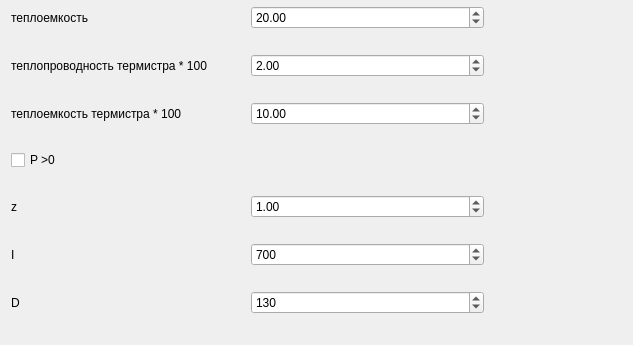
Before: the Qt Designer form pid/widget.ui in john27328/pid, drawn with Qt 5; both pictures show x 0 to 633 and y 168 to 513 of the 973 by 513 pixel window.
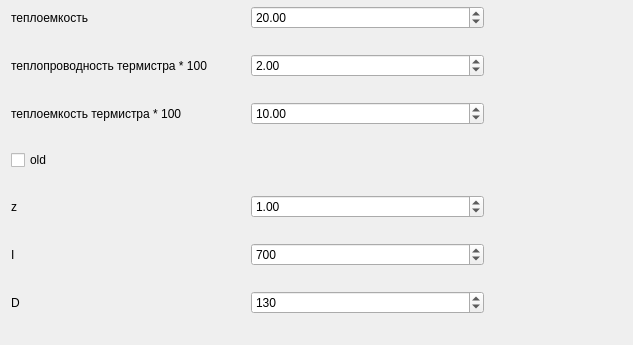
After: the same form once the commit is applied.

Commit message: добавил сравнение

What changed in the file:
```diff
--- a/pid/widget.ui
+++ b/pid/widget.ui
@@ -165,7 +165,7 @@
        <item>
         <widget class="QCheckBox" name="pCB">
          <property name="text">
-          <string>P &gt;0</string>
+          <string>old</string>
          </property>
         </widget>
        </item>
```
The commit also changes 2 other files.
